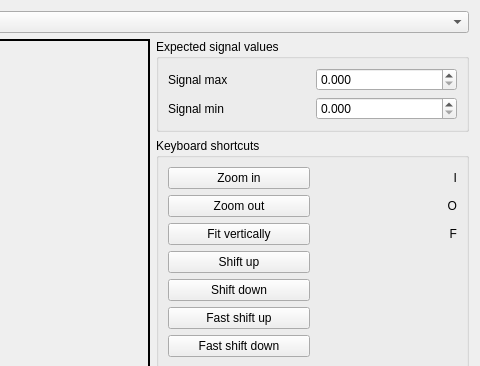
Qt form src/asammdf/gui/ui/signal_scale.ui (danielhrisca/asammdf) before a commit; both pictures show x 611 to 1091 and y 0 to 366 of the 1091 by 678 pixel window.
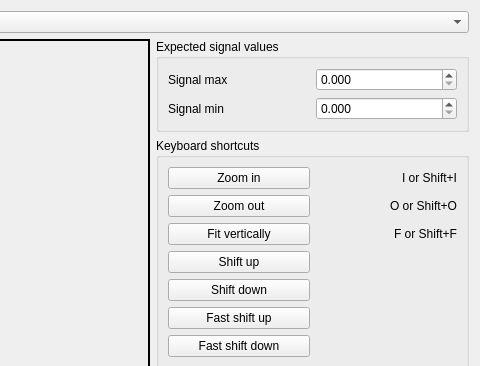
The same form after that commit. Icons and pictures are not drawn.

Commit message: allow Shift modifier for the shortcuts in the signal scale dialog remember the active window when saving the display file

```diff
--- a/src/asammdf/gui/ui/signal_scale.ui
+++ b/src/asammdf/gui/ui/signal_scale.ui
@@ -99,7 +99,7 @@
       <item row="2" column="1">
        <widget class="QLabel" name="label_3">
         <property name="text">
-         <string>F</string>
+         <string>F or Shift+F</string>
         </property>
         <property name="alignment">
          <set>Qt::AlignRight|Qt::AlignTrailing|Qt::AlignVCenter</set>
@@ -120,7 +120,7 @@
       <item row="1" column="1">
        <widget class="QLabel" name="label">
         <property name="text">
-         <string>O</string>
+         <string>O or Shift+O</string>
         </property>
         <property name="alignment">
          <set>Qt::AlignRight|Qt::AlignTrailing|Qt::AlignVCenter</set>
@@ -141,7 +141,7 @@
       <item row="0" column="1">
        <widget class="QLabel" name="label_2">
         <property name="text">
-         <string>I</string>
+         <string>I or Shift+I</string>
         </property>
         <property name="alignment">
          <set>Qt::AlignRight|Qt::AlignTrailing|Qt::AlignVCenter</set>
```
The commit also changes 3 other files.
